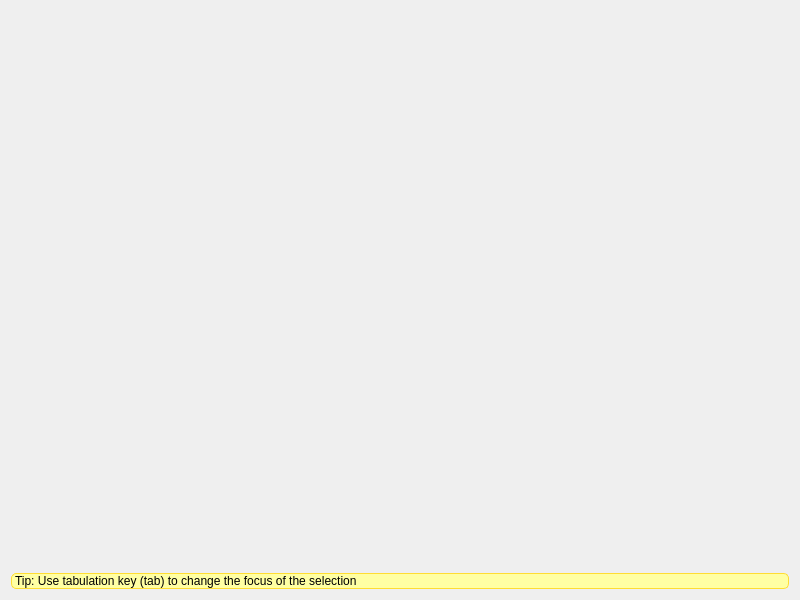
Old version of the form client/base/interface/BaseWindow.ui in the repository alphaonex86/CatchChallenger.
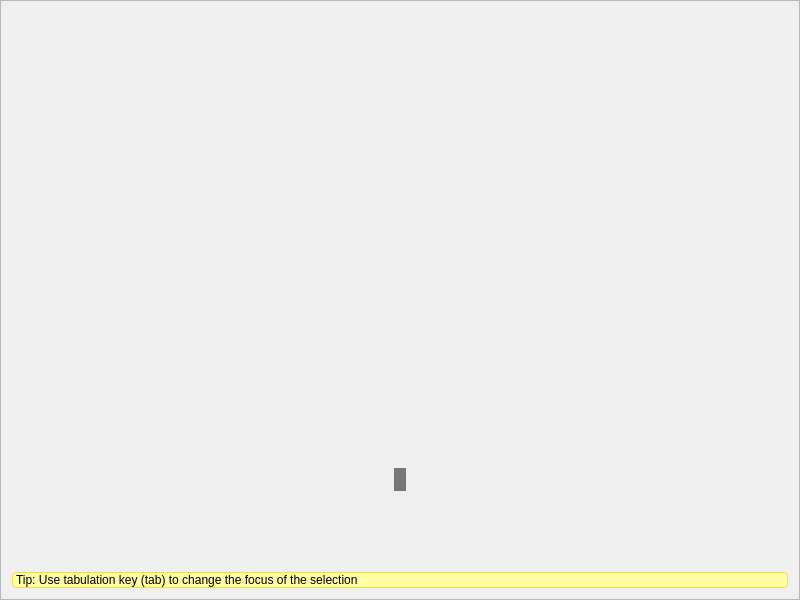
New version of the form. The open tabs and pages were chosen to show the change. Icons and pictures are not drawn.

Commit message: [Add] Support loading screen (client)

```diff
--- a/client/base/interface/BaseWindow.ui
+++ b/client/base/interface/BaseWindow.ui
@@ -71,7 +71,37 @@
         <property name="styleSheet">
          <string notr="true">#page_init{background-image: url(:/images/background.jpg);}</string>
         </property>
-        <layout class="QVBoxLayout" name="verticalLayout_2">
+        <layout class="QVBoxLayout" name="_2sdgdf">
+         <property name="spacing">
+          <number>0</number>
+         </property>
+         <property name="leftMargin">
+          <number>0</number>
+         </property>
+         <property name="topMargin">
+          <number>0</number>
+         </property>
+         <property name="rightMargin">
+          <number>0</number>
+         </property>
+         <property name="bottomMargin">
+          <number>0</number>
+         </property>
+         <item>
+          <widget class="QFrame" name="frameLoading">
+           <property name="autoFillBackground">
+            <bool>false</bool>
+           </property>
+           <property name="styleSheet">
+            <string notr="true">#frameLoading {border-image: url(:/images/empty.png);border-width: 0px;}</string>
+           </property>
+           <property name="frameShape">
+            <enum>QFrame::StyledPanel</enum>
+           </property>
+           <property name="frameShadow">
+            <enum>QFrame::Raised</enum>
+           </property>
+           <layout class="QVBoxLayout" name="verticalLayout_40">
          <item>
           <spacer name="verticalSpacer_loading_4">
            <property name="orientation">
@@ -79,8 +109,8 @@
            </property>
            <property name="sizeHint" stdset="0">
             <size>
-             <width>20</width>
-             <height>488</height>
+                <width>779</width>
+                <height>456</height>
             </size>
            </property>
           </spacer>
@@ -111,7 +141,8 @@
              </property>
              <property name="styleSheet">
               <string notr="true">background-image: url(:/images/empty.png);
-color: rgb(255, 255, 255);</string>
+color: rgb(255, 255, 255);
+background-color: rgba(0, 0, 0, 128);</string>
              </property>
             </widget>
            </item>
@@ -138,7 +169,7 @@
            <property name="sizeHint" stdset="0">
             <size>
              <width>20</width>
-             <height>40</height>
+                <height>28</height>
             </size>
            </property>
           </spacer>
@@ -157,6 +188,16 @@
           </widget>
          </item>
         </layout>
+           <zorder>verticalSpacer_loading_4</zorder>
+           <zorder></zorder>
+           <zorder>loadingTip</zorder>
+           <zorder>verticalSpacer_loading_4</zorder>
+           <zorder></zorder>
+           <zorder>loadingTip</zorder>
+           <zorder>verticalSpacer_35</zorder>
+          </widget>
+         </item>
+        </layout>
        </widget>
        <widget class="QWidget" name="page_serverList">
         <property name="styleSheet">
```
Left out of the diff: 6 changed lines with no effect on the pictures. Lines whose indentation alone changed are shown as unchanged. The commit also changes 2 other files.
